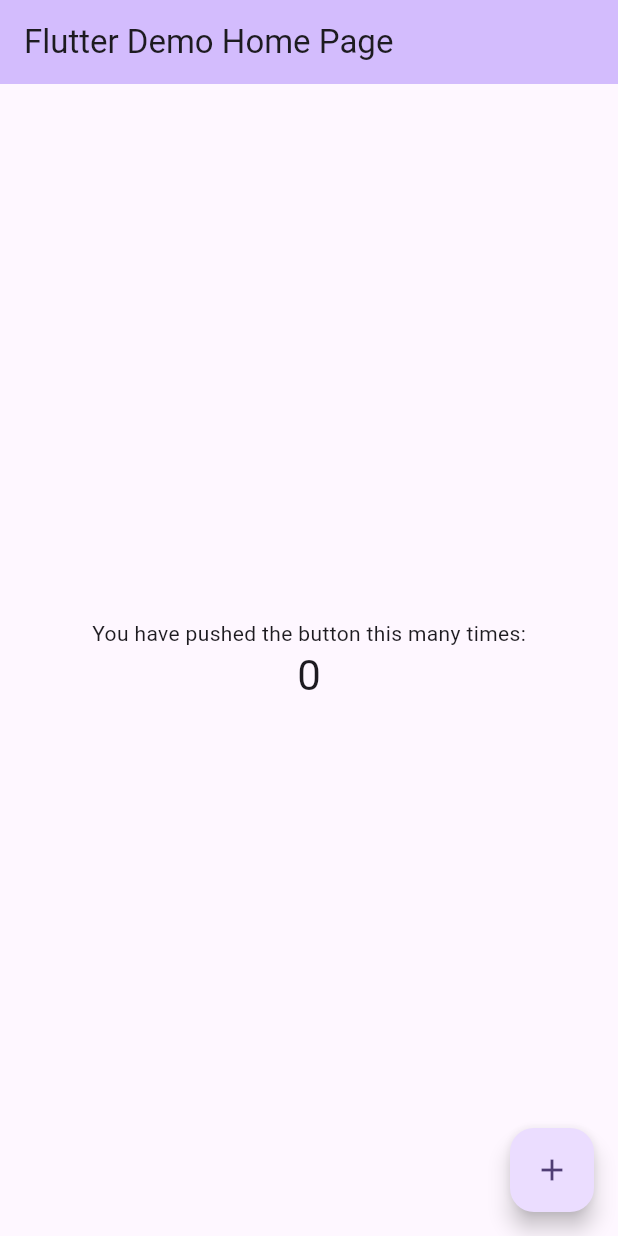
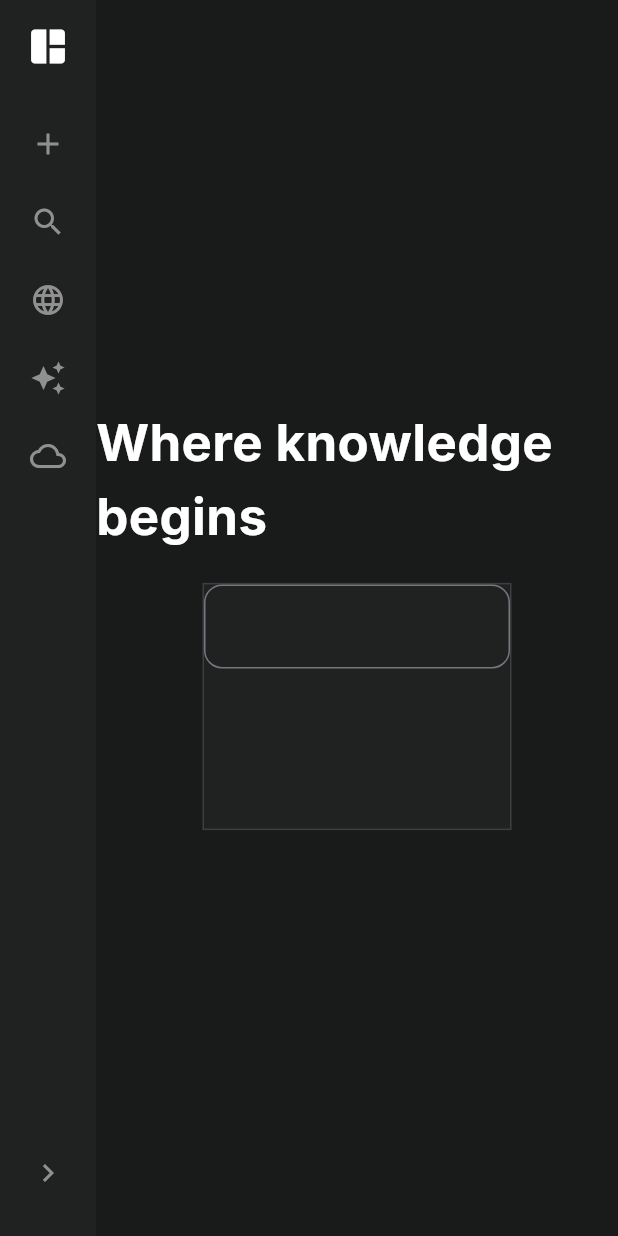
Before and after one commit to Aditya290605/perplexity-clone, a Flutter app: the screen it shows after launch, on a phone screen of 412 x 824 dp. Run offline on Flutter 3.47's test engine with Material 3 defaults, Android fonts, the phone set to English and light mode, and no system bars; our stand-ins replace google_fonts.

Commit message:
adding files

```diff
--- a/perplexity_clone/lib/main.dart
+++ b/perplexity_clone/lib/main.dart
@@ -1,4 +1,7 @@
 import 'package:flutter/material.dart';
+import 'package:google_fonts/google_fonts.dart';
+import 'package:perplexity_clone/pages/home_page.dart';
+import 'package:perplexity_clone/theme/app_color.dart';
 
 void main() {
   runApp(const MyApp());
@@ -7,116 +10,17 @@ void main() {
 class MyApp extends StatelessWidget {
   const MyApp({super.key});
 
-  // This widget is the root of your application.
   @override
   Widget build(BuildContext context) {
     return MaterialApp(
-      title: 'Flutter Demo',
+      title: 'Perplexity Clone',
+
+      debugShowCheckedModeBanner: false,
       theme: ThemeData(
-        // This is the theme of your application.
-        //
-        // TRY THIS: Try running your application with "flutter run". You'll see
-        // the application has a purple toolbar. Then, without quitting the app,
-        // try changing the seedColor in the colorScheme below to Colors.green
-        // and then invoke "hot reload" (save your changes or press the "hot
-        // reload" button in a Flutter-supported IDE, or press "r" if you used
-        // the command line to start the app).
-        //
-        // Notice that the counter didn't reset back to zero; the application
-        // state is not lost during the reload. To reset the state, use hot
-        // restart instead.
-        //
-        // This works for code too, not just values: Most code changes can be
-        // tested with just a hot reload.
-        colorScheme: ColorScheme.fromSeed(seedColor: Colors.deepPurple),
+        scaffoldBackgroundColor: AppColors.background,
+        textTheme: GoogleFonts.interTextTheme(ThemeData.dark().textTheme),
       ),
-      home: const MyHomePage(title: 'Flutter Demo Home Page'),
+      home: const HomePage(),
     );
   }
 }
-
-class MyHomePage extends StatefulWidget {
-  const MyHomePage({super.key, required this.title});
-
-  // This widget is the home page of your application. It is stateful, meaning
-  // that it has a State object (defined below) that contains fields that affect
-  // how it looks.
-
-  // This class is the configuration for the state. It holds the values (in this
-  // case the title) provided by the parent (in this case the App widget) and
-  // used by the build method of the State. Fields in a Widget subclass are
-  // always marked "final".
-
-  final String title;
-
-  @override
-  State<MyHomePage> createState() => _MyHomePageState();
-}
-
-class _MyHomePageState extends State<MyHomePage> {
-  int _counter = 0;
-
-  void _incrementCounter() {
-    setState(() {
-      // This call to setState tells the Flutter framework that something has
-      // changed in this State, which causes it to rerun the build method below
-      // so that the display can reflect the updated values. If we changed
-      // _counter without calling setState(), then the build method would not be
-      // called again, and so nothing would appear to happen.
-      _counter++;
-    });
-  }
-
-  @override
-  Widget build(BuildContext context) {
-    // This method is rerun every time setState is called, for instance as done
-    // by the _incrementCounter method above.
-    //
-    // The Flutter framework has been optimized to make rerunning build methods
-    // fast, so that you can just rebuild anything that needs updating rather
-    // than having to individually change instances of widgets.
-    return Scaffold(
-      appBar: AppBar(
-        // TRY THIS: Try changing the color here to a specific color (to
-        // Colors.amber, perhaps?) and trigger a hot reload to see the AppBar
-        // change color while the other colors stay the same.
-        backgroundColor: Theme.of(context).colorScheme.inversePrimary,
-        // Here we take the value from the MyHomePage object that was created by
-        // the App.build method, and use it to set our appbar title.
-        title: Text(widget.title),
-      ),
-      body: Center(
-        // Center is a layout widget. It takes a single child and positions it
-        // in the middle of the parent.
-        child: Column(
-          // Column is also a layout widget. It takes a list of children and
-          // arranges them vertically. By default, it sizes itself to fit its
-          // children horizontally, and tries to be as tall as its parent.
-          //
-          // Column has various properties to control how it sizes itself and
-          // how it positions its children. Here we use mainAxisAlignment to
-          // center the children vertically; the main axis here is the vertical
-          // axis because Columns are vertical (the cross axis would be
-          // horizontal).
-          //
-          // TRY THIS: Invoke "debug painting" (choose the "Toggle Debug Paint"
-          // action in the IDE, or press "p" in the console), to see the
-          // wireframe for each widget.
-          mainAxisAlignment: MainAxisAlignment.center,
-          children: <Widget>[
-            const Text('You have pushed the button this many times:'),
-            Text(
-              '$_counter',
-              style: Theme.of(context).textTheme.headlineMedium,
-            ),
-          ],
-        ),
-      ),
-      floatingActionButton: FloatingActionButton(
-        onPressed: _incrementCounter,
-        tooltip: 'Increment',
-        child: const Icon(Icons.add),
-      ), // This trailing comma makes auto-formatting nicer for build methods.
-    );
-  }
-}
--- /dev/null
+++ b/perplexity_clone/lib/pages/home_page.dart
@@ -0,0 +1,37 @@
+import 'package:flutter/material.dart';
+
+import 'package:perplexity_clone/widgets/inputbox.dart';
+import 'package:perplexity_clone/widgets/side_bar.dart';
+
+class HomePage extends StatelessWidget {
+  const HomePage({super.key});
+
+  @override
+  Widget build(BuildContext context) {
+    return Scaffold(
+      body: Row(
+        children: [
+          SideBar(),
+
+          Expanded(
+            child: Column(
+              mainAxisAlignment: MainAxisAlignment.center,
+              children: [
+                Text(
+                  "Where knowledge begins",
+                  style: TextStyle(
+                    fontSize: 34,
+                    fontWeight: FontWeight.bold,
+                    color: Colors.white,
+                  ),
+                ),
+                const SizedBox(height: 20),
+                Inputbox(),
+              ],
+            ),
+          ),
+        ],
+      ),
+    );
+  }
+}
--- /dev/null
+++ b/perplexity_clone/lib/theme/app_color.dart
@@ -0,0 +1,15 @@
+import 'package:flutter/material.dart';
+
+class AppColors {
+  static const background = Color.fromRGBO(25, 26, 26, 1);
+  static const sideNav = Color.fromRGBO(32, 34, 34, 1);
+  static const searchBar = Color.fromRGBO(32, 34, 34, 1);
+  static const searchBarBorder = Color.fromRGBO(60, 63, 64, 1);
+  static const iconGrey = Color(0xFF909090);
+  static const textGrey = Color(0xFFAAAAAA);
+  static const footerGrey = Color(0xFF737373);
+  static const proButton = Color.fromRGBO(47, 48, 47, 1);
+  static const cardColor = Color(0xFF262626);
+  static const submitButton = Color.fromRGBO(27, 185, 206, 1);
+  static const whiteColor = Colors.white;
+}
--- /dev/null
+++ b/perplexity_clone/lib/widgets/inputbox.dart
@@ -0,0 +1,23 @@
+import 'package:flutter/material.dart';
+import 'package:perplexity_clone/theme/app_color.dart';
+
+class Inputbox extends StatelessWidget {
+  const Inputbox({super.key});
+
+  @override
+  Widget build(BuildContext context) {
+    return Container(
+      width: MediaQuery.of(context).size.width * 0.5,
+      height: MediaQuery.of(context).size.height * 0.2,
+      decoration: BoxDecoration(
+        border: Border.all(color: AppColors.searchBarBorder),
+        color: AppColors.searchBar,
+      ),
+      child: TextField(
+        decoration: InputDecoration(
+          border: OutlineInputBorder(borderRadius: BorderRadius.circular(12)),
+        ),
+      ),
+    );
+  }
+}
--- /dev/null
+++ b/perplexity_clone/lib/widgets/side_bar.dart
@@ -0,0 +1,104 @@
+import 'package:flutter/material.dart';
+import 'package:perplexity_clone/theme/app_color.dart';
+
+class SideBar extends StatefulWidget {
+  const SideBar({super.key});
+
+  @override
+  State<SideBar> createState() => _SideBarState();
+}
+
+class _SideBarState extends State<SideBar> {
+  bool isCollapsed = true;
+
+  @override
+  Widget build(BuildContext context) {
+    return AnimatedContainer(
+      duration: Duration(milliseconds: 200),
+      width: isCollapsed ? 64 : 125,
+      color: AppColors.sideNav,
+      child: Column(
+        crossAxisAlignment: isCollapsed
+            ? CrossAxisAlignment.center
+            : CrossAxisAlignment.start,
+        children: [
+          const SizedBox(height: 16),
+
+          Icon(Icons.auto_awesome_mosaic, color: Colors.white, size: 30),
+
+          const SizedBox(height: 24),
+
+          Row(
+            mainAxisAlignment: isCollapsed
+                ? MainAxisAlignment.center
+                : MainAxisAlignment.start,
+            children: [
+              Container(
+                margin: EdgeInsets.symmetric(vertical: 14, horizontal: 10),
+                child: Icon(Icons.add, color: AppColors.iconGrey, size: 24),
+              ),
+              isCollapsed
+                  ? const SizedBox()
+                  : Text(
+                      "Home",
+                      style: TextStyle(
+                        fontSize: 18,
+                        fontWeight: FontWeight.bold,
+                      ),
+                    ),
+            ],
+          ),
+
+          Container(
+            margin: EdgeInsets.symmetric(vertical: 14, horizontal: 10),
+            child: Icon(Icons.search, color: AppColors.iconGrey, size: 24),
+          ),
+
+          Container(
+            margin: EdgeInsets.symmetric(vertical: 14, horizontal: 10),
+            child: Icon(Icons.language, color: AppColors.iconGrey, size: 24),
+          ),
+
+          Container(
+            margin: EdgeInsets.symmetric(vertical: 14, horizontal: 10),
+            child: Icon(
+              Icons.auto_awesome,
+              color: AppColors.iconGrey,
+              size: 24,
+            ),
+          ),
+
+          Container(
+            margin: EdgeInsets.symmetric(vertical: 14, horizontal: 10),
+            child: Icon(
+              Icons.cloud_outlined,
+              color: AppColors.iconGrey,
+              size: 24,
+            ),
+          ),
+
+          const Spacer(),
+
+          GestureDetector(
+            onTap: () {
+              setState(() {
+                isCollapsed = !isCollapsed;
+              });
+            },
+            child: Container(
+              margin: EdgeInsets.symmetric(vertical: 14, horizontal: 10),
+              child: Icon(
+                isCollapsed
+                    ? Icons.keyboard_arrow_right
+                    : Icons.keyboard_arrow_left,
+                color: AppColors.iconGrey,
+                size: 24,
+              ),
+            ),
+          ),
+          const SizedBox(height: 16),
+        ],
+      ),
+    );
+  }
+}
--- a/perplexity_clone/pubspec.yaml
+++ b/perplexity_clone/pubspec.yaml
@@ -34,6 +34,7 @@ dependencies:
   # The following adds the Cupertino Icons font to your application.
   # Use with the CupertinoIcons class for iOS style icons.
   cupertino_icons: ^1.0.8
+  google_fonts: ^6.2.1
 
 dev_dependencies:
   flutter_test:
```
Also changed, not shown: perplexity_clone/pubspec.lock, 1 other file.
